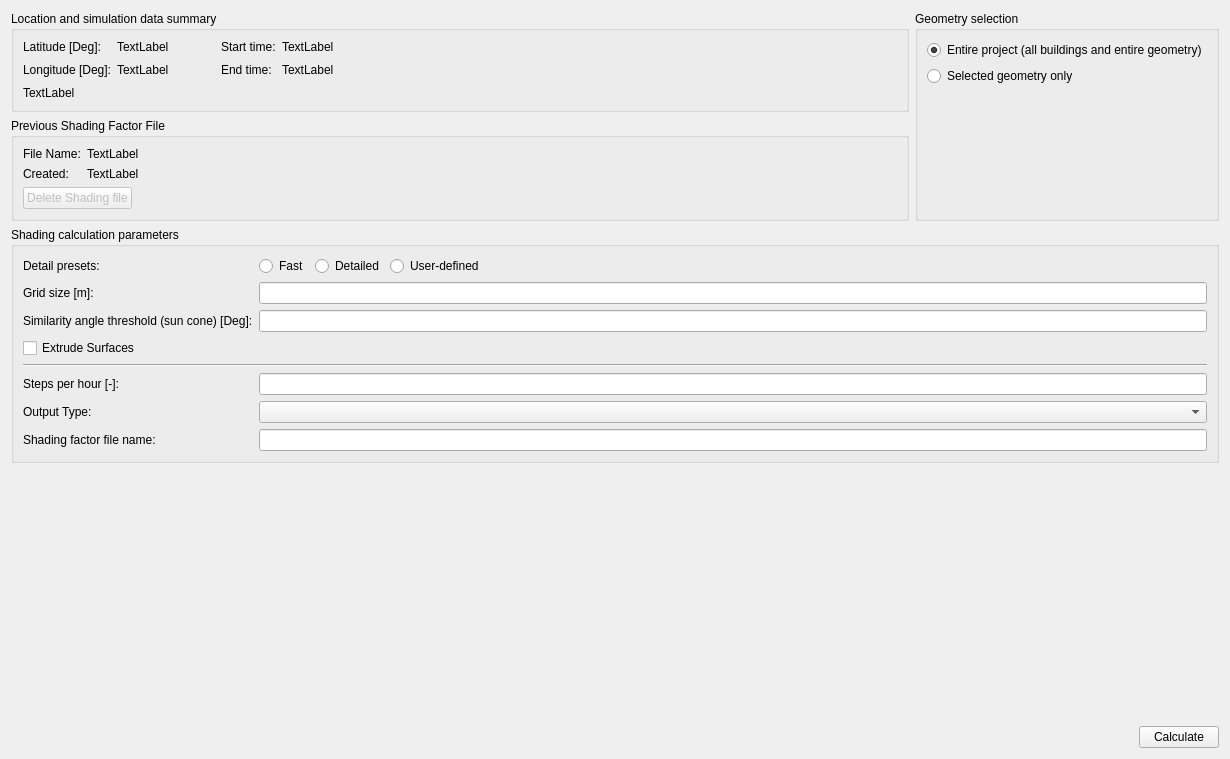
The window that SIM-VICUS/src/SVSimulationShadingOptions.ui (ghorwin/SIM-VICUS) describes before a commit, drawn with Qt 5.
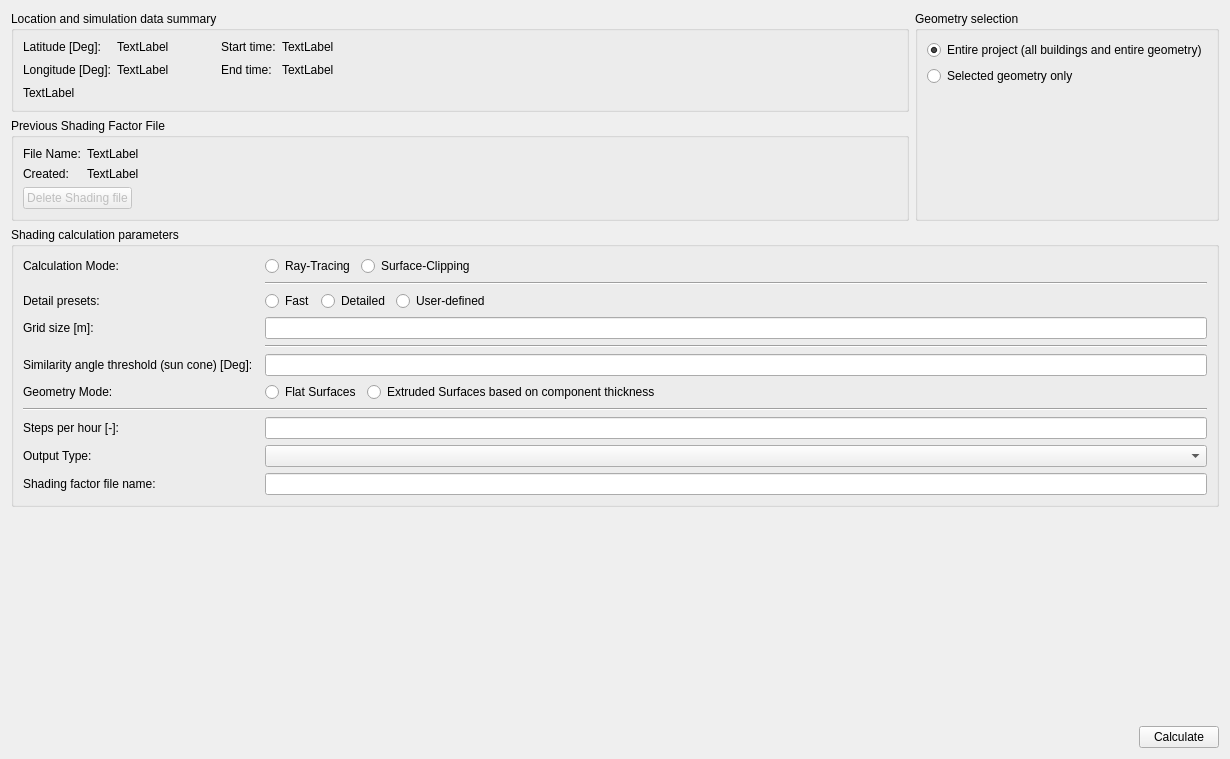
The same window after the commit. Custom widgets are drawn as their Qt base class.

Commit message: Refined GUI, still errors to fix

Patch:
```diff
--- a/SIM-VICUS/src/SVSimulationShadingOptions.ui
+++ b/SIM-VICUS/src/SVSimulationShadingOptions.ui
@@ -272,42 +272,153 @@
      <property name="title">
       <string>Shading calculation parameters</string>
      </property>
-     <layout class="QGridLayout" name="gridLayout" columnstretch="0,0">
-      <item row="11" column="0">
+     <layout class="QGridLayout" name="gridLayout">
+      <item row="8" column="0">
+       <widget class="QLabel" name="label_12">
+        <property name="text">
+         <string>Geometry Mode:</string>
+        </property>
+       </widget>
+      </item>
+      <item row="13" column="2">
+       <widget class="QComboBox" name="comboBoxFileType"/>
+      </item>
+      <item row="1" column="0">
+       <widget class="QLabel" name="label_13">
+        <property name="text">
+         <string>Calculation Mode:</string>
+        </property>
+       </widget>
+      </item>
+      <item row="6" column="2">
+       <widget class="QtExt::ValidatingLineEdit" name="lineEditSunCone"/>
+      </item>
+      <item row="11" column="0" colspan="3">
+       <widget class="Line" name="line_2">
+        <property name="orientation">
+         <enum>Qt::Horizontal</enum>
+        </property>
+       </widget>
+      </item>
+      <item row="4" column="0">
+       <widget class="QLabel" name="label_3">
+        <property name="text">
+         <string>Grid size [m]:</string>
+        </property>
+       </widget>
+      </item>
+      <item row="1" column="2">
+       <layout class="QHBoxLayout" name="horizontalLayout_6">
+        <item>
+         <widget class="QRadioButton" name="radioButtonRayTracing">
+          <property name="text">
+           <string>Ray-Tracing</string>
+          </property>
+         </widget>
+        </item>
+        <item>
+         <widget class="QRadioButton" name="radioButtonSurfaceClipping">
+          <property name="text">
+           <string>Surface-Clipping</string>
+          </property>
+         </widget>
+        </item>
+        <item>
+         <spacer name="horizontalSpacer_8">
+          <property name="orientation">
+           <enum>Qt::Horizontal</enum>
+          </property>
+          <property name="sizeHint" stdset="0">
+           <size>
+            <width>40</width>
+            <height>20</height>
+           </size>
+          </property>
+         </spacer>
+        </item>
+       </layout>
+      </item>
+      <item row="14" column="0">
        <widget class="QLabel" name="label_2">
         <property name="text">
          <string>Shading factor file name:</string>
         </property>
        </widget>
       </item>
-      <item row="11" column="1">
+      <item row="14" column="2">
        <widget class="QLineEdit" name="lineEditShadingFactorFilename">
         <property name="readOnly">
          <bool>true</bool>
         </property>
        </widget>
       </item>
-      <item row="8" column="0" colspan="2">
-       <widget class="Line" name="line_2">
+      <item row="6" column="0">
+       <widget class="QLabel" name="label_4">
+        <property name="text">
+         <string>Similarity angle threshold (sun cone) [Deg]:</string>
+        </property>
+       </widget>
+      </item>
+      <item row="13" column="0">
+       <widget class="QLabel" name="label_7">
+        <property name="text">
+         <string>Output Type:</string>
+        </property>
+       </widget>
+      </item>
+      <item row="3" column="0">
+       <widget class="QLabel" name="label">
+        <property name="text">
+         <string>Detail presets:</string>
+        </property>
+       </widget>
+      </item>
+      <item row="2" column="2">
+       <widget class="Line" name="line">
         <property name="orientation">
          <enum>Qt::Horizontal</enum>
         </property>
        </widget>
       </item>
-      <item row="10" column="1">
-       <widget class="QComboBox" name="comboBoxFileType"/>
+      <item row="8" column="2">
+       <layout class="QHBoxLayout" name="horizontalLayout_4">
+        <item>
+         <widget class="QRadioButton" name="radioButtonFlatGeometry">
+          <property name="text">
+           <string>Flat Surfaces</string>
+          </property>
+         </widget>
+        </item>
+        <item>
+         <widget class="QRadioButton" name="radioButtonExtrudedGeometry">
+          <property name="text">
+           <string>Extruded Surfaces based on component thickness</string>
+          </property>
+         </widget>
+        </item>
+        <item>
+         <spacer name="horizontalSpacer_6">
+          <property name="orientation">
+           <enum>Qt::Horizontal</enum>
+          </property>
+          <property name="sizeHint" stdset="0">
+           <size>
+            <width>40</width>
+            <height>20</height>
+           </size>
+          </property>
+         </spacer>
+        </item>
+       </layout>
       </item>
-      <item row="3" column="1">
-       <widget class="QtExt::ValidatingLineEdit" name="lineEditSunCone"/>
-      </item>
-      <item row="9" column="1">
-       <widget class="QtExt::ValidatingLineEdit" name="lineEditSteps">
+      <item row="12" column="0">
+       <widget class="QLabel" name="labelSteps">
         <property name="text">
-         <string/>
+         <string>Steps per hour [-]:</string>
         </property>
        </widget>
       </item>
-      <item row="1" column="1">
+      <item row="3" column="2">
        <layout class="QHBoxLayout" name="horizontalLayout_3">
         <item>
          <widget class="QRadioButton" name="radioButtonFast">
@@ -345,48 +456,20 @@
         </item>
        </layout>
       </item>
-      <item row="2" column="0">
-       <widget class="QLabel" name="label_3">
+      <item row="12" column="2">
+       <widget class="QtExt::ValidatingLineEdit" name="lineEditSteps">
         <property name="text">
-         <string>Grid size [m]:</string>
+         <string/>
         </property>
        </widget>
       </item>
-      <item row="9" column="0">
-       <widget class="QLabel" name="labelSteps">
-        <property name="text">
-         <string>Steps per hour [-]:</string>
-        </property>
-       </widget>
-      </item>
-      <item row="10" column="0">
-       <widget class="QLabel" name="label_7">
-        <property name="text">
-         <string>Output Type:</string>
-        </property>
-       </widget>
-      </item>
-      <item row="2" column="1">
+      <item row="4" column="2">
        <widget class="QtExt::ValidatingLineEdit" name="lineEditGridSize"/>
       </item>
-      <item row="3" column="0">
-       <widget class="QLabel" name="label_4">
-        <property name="text">
-         <string>Similarity angle threshold (sun cone) [Deg]:</string>
-        </property>
-       </widget>
-      </item>
-      <item row="1" column="0">
-       <widget class="QLabel" name="label">
-        <property name="text">
-         <string>Detail presets:</string>
-        </property>
-       </widget>
-      </item>
-      <item row="4" column="0">
-       <widget class="QCheckBox" name="checkBoxExtrudeSurfaces">
-        <property name="text">
-         <string>Extrude Surfaces</string>
+      <item row="5" column="2">
+       <widget class="Line" name="line_3">
+        <property name="orientation">
+         <enum>Qt::Horizontal</enum>
         </property>
        </widget>
       </item>
```
The commit also changes 2 other files.
